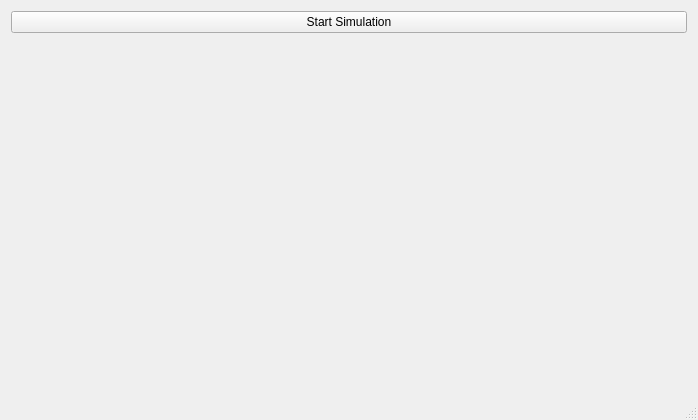
This is cpp/lib/gui/mainwindow.ui in darfRaider/PendulumCart as Qt 5 draws it before an edit. The edited form follows.
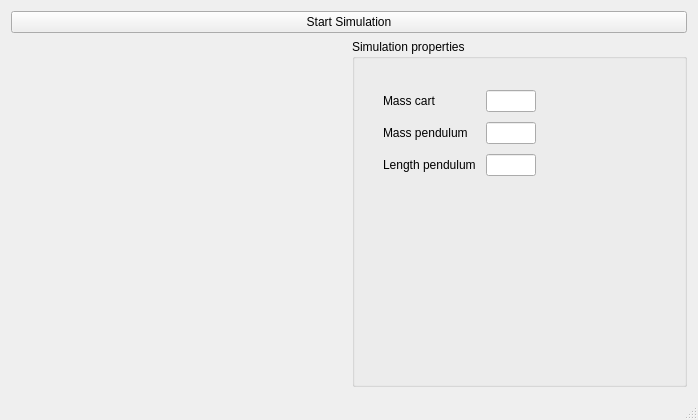
This is the edited form. Custom widgets are drawn as their Qt base class.

```diff
--- a/cpp/lib/gui/mainwindow.ui
+++ b/cpp/lib/gui/mainwindow.ui
@@ -26,14 +26,103 @@
      </widget>
     </item>
     <item>
-     <widget class="QCustomPlot" name="customPlot" native="true">
-      <property name="maximumSize">
-       <size>
-        <width>250</width>
-        <height>16777215</height>
-       </size>
-      </property>
-     </widget>
+     <layout class="QHBoxLayout" name="horizontalLayout">
+      <item>
+       <widget class="QCustomPlot" name="customPlot" native="true">
+        <property name="maximumSize">
+         <size>
+          <width>16772</width>
+          <height>16777215</height>
+         </size>
+        </property>
+       </widget>
+      </item>
+      <item>
+       <widget class="QGroupBox" name="groupBox">
+        <property name="title">
+         <string>Simulation properties</string>
+        </property>
+        <widget class="QWidget" name="formLayoutWidget">
+         <property name="geometry">
+          <rect>
+           <x>20</x>
+           <y>40</y>
+           <width>311</width>
+           <height>184</height>
+          </rect>
+         </property>
+         <layout class="QFormLayout" name="formLayout">
+          <property name="rowWrapPolicy">
+           <enum>QFormLayout::DontWrapRows</enum>
+          </property>
+          <property name="horizontalSpacing">
+           <number>10</number>
+          </property>
+          <property name="verticalSpacing">
+           <number>10</number>
+          </property>
+          <item row="0" column="0">
+           <widget class="QLabel" name="label">
+            <property name="text">
+             <string>Mass cart</string>
+            </property>
+           </widget>
+          </item>
+          <item row="0" column="1">
+           <widget class="QLineEdit" name="massCart">
+            <property name="maximumSize">
+             <size>
+              <width>50</width>
+              <height>16777215</height>
+             </size>
+            </property>
+            <property name="styleSheet">
+             <string notr="true"/>
+            </property>
+           </widget>
+          </item>
+          <item row="1" column="0">
+           <widget class="QLabel" name="label_2">
+            <property name="text">
+             <string>Mass pendulum</string>
+            </property>
+           </widget>
+          </item>
+          <item row="2" column="0">
+           <widget class="QLabel" name="label_3">
+            <property name="text">
+             <string>Length pendulum</string>
+            </property>
+           </widget>
+          </item>
+          <item row="1" column="1">
+           <widget class="QLineEdit" name="massPendulum">
+            <property name="maximumSize">
+             <size>
+              <width>50</width>
+              <height>16777215</height>
+             </size>
+            </property>
+            <property name="styleSheet">
+             <string notr="true"/>
+            </property>
+           </widget>
+          </item>
+          <item row="2" column="1">
+           <widget class="QLineEdit" name="lengthPendulum">
+            <property name="maximumSize">
+             <size>
+              <width>50</width>
+              <height>16777215</height>
+             </size>
+            </property>
+           </widget>
+          </item>
+         </layout>
+        </widget>
+       </widget>
+      </item>
+     </layout>
     </item>
    </layout>
   </widget>
```
